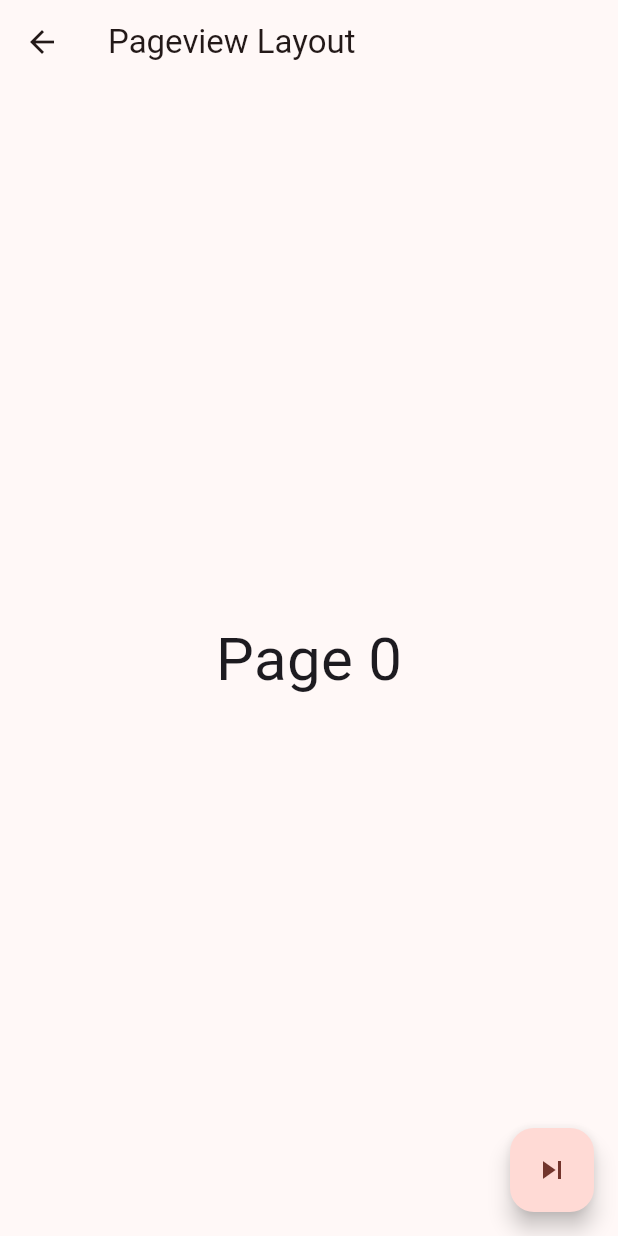
After one commit to narimetisaigopi/flutter_batch_2024_jan, a Flutter app: the PageViewScreen screen opened directly, on a phone screen of 412 x 824 dp. The commit adds this screen. Run offline on Flutter 3.47's test engine with Material 3 defaults, Android fonts, the phone set to English and light mode, and no system bars; our stand-ins replace cached_network_image, fluttertoast, google_fonts, image_picker; network calls fail.

Commit message:
dialog tabbar pageview

```diff
--- a/lib/screens/dashboard/dashhome_screen.dart
+++ b/lib/screens/dashboard/dashhome_screen.dart
@@ -23,7 +23,9 @@ class DashHomeScreen extends StatelessWidget {
         //     return myContainer(index: index);
         //   },
         // )
-        body: ListView.separated(
+        body: Scrollbar(
+        thickness: 10,
+      child: ListView.separated(
         itemCount: 99,
         itemBuilder: (context, index) {
           return myContainer(index: index);
@@ -39,6 +41,7 @@ class DashHomeScreen extends StatelessWidget {
             width: double.infinity,
           );
         },
+      ),
     ));
   }
 
--- /dev/null
+++ b/lib/screens/pageview_screen.dart
@@ -0,0 +1,42 @@
+import 'package:flutter/material.dart';
+
+class PageViewScreen extends StatelessWidget {
+  PageController pageController = PageController();
+
+  @override
+  Widget build(BuildContext context) {
+    return Scaffold(
+      appBar: AppBar(
+        title: Text("Pageview Layout"),
+      ),
+      floatingActionButton: FloatingActionButton(
+          onPressed: () {
+            pageController.nextPage(
+                duration: Duration(seconds: 3), curve: Curves.easeInExpo);
+            // pageController.jumpTo(1);
+          },
+          child: Icon(Icons.skip_next)),
+      body: PageView(
+        onPageChanged: (value) {
+          print("onPageChanged ${value}");
+        },
+        controller: pageController,
+        scrollDirection: Axis.vertical,
+        children: [
+          myPage(0),
+          myPage(1),
+          myPage(2),
+          myPage(3),
+        ],
+      ),
+    );
+  }
+
+  Widget myPage(int index) {
+    return Center(
+        child: Text(
+      "Page $index",
+      style: const TextStyle(fontSize: 40),
+    ));
+  }
+}
```
Also changed, not shown: lib/screens/dashboard_screen.dart (+50 -5 lines), lib/screens/profile_screen.dart (added, +43 -0 lines), lib/screens/tabview_layout.dart (added, +91 -0 lines). Lines whose indentation alone changed are shown as unchanged.
